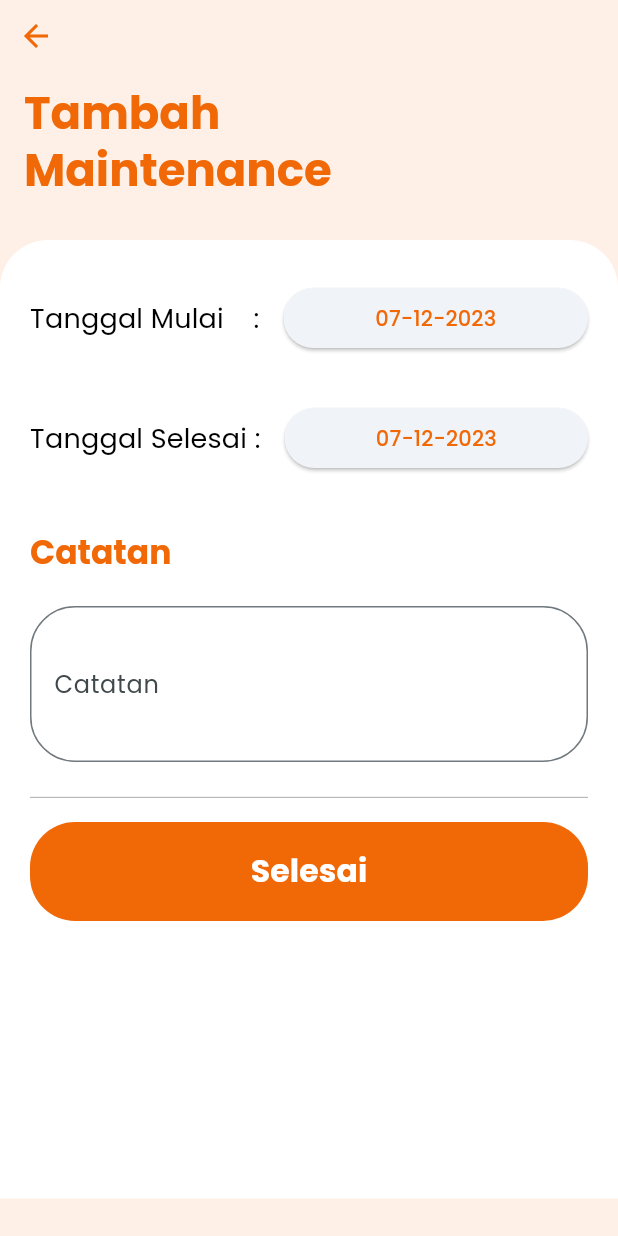
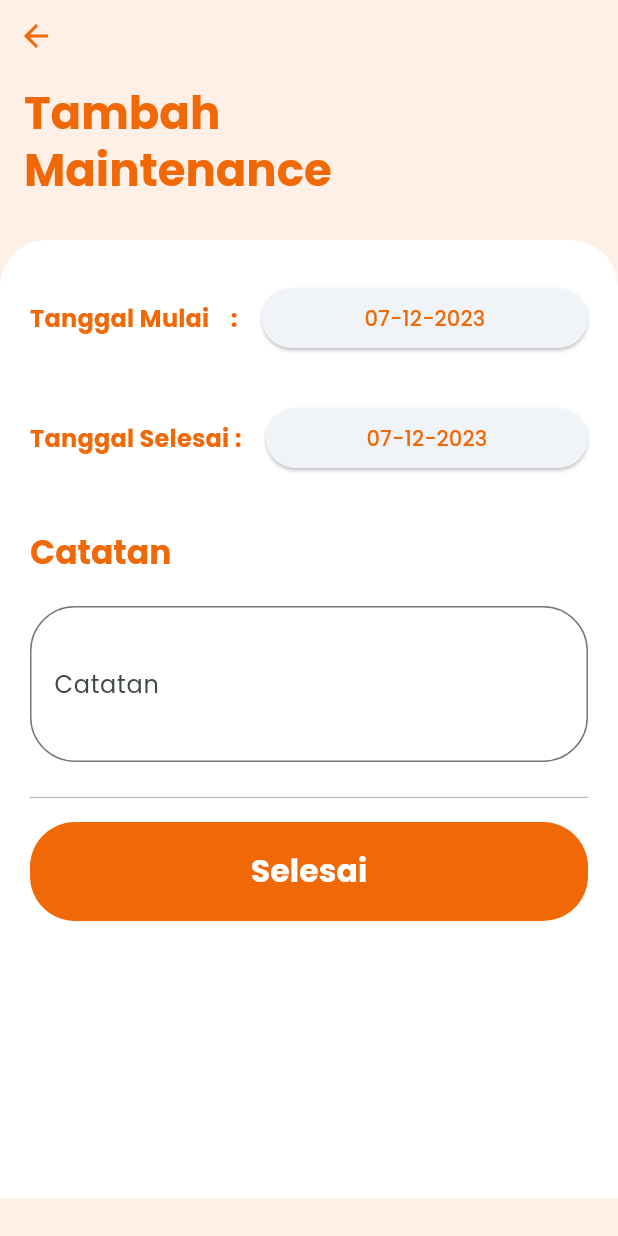
Before and after one commit to MirrorBottle/simpanin, a Flutter app: the StaffMaintenanceCreateScreen screen opened directly, on a phone screen of 412 x 824 dp. Run offline on Flutter 3.47's test engine with Material 3 defaults, Android fonts, the phone set to English and light mode, and no system bars; our stand-ins replace cloud_firestore, firebase_auth, firebase_core, flutter_easyloading, flutter_onboarding_slider, flutter_svg and 7 more; accounts and stored records are empty.

Commit message:
fix darkmode

```diff
--- a/lib/pages/staff/maintenance/maintenance_create.dart
+++ b/lib/pages/staff/maintenance/maintenance_create.dart
@@ -165,8 +165,8 @@ class _StaffMaintenanceCreateScreenState
                     leading: Text(
                       'Tanggal Mulai    :',
                       style: Theme.of(context).textTheme.titleMedium?.copyWith(
-                            color: Color.fromARGB(255, 0, 0, 0),
-                            fontSize: 18,
+                            fontWeight: FontWeight.bold,
+                            color: Theme.of(context).colorScheme.primary,
                           ),
                     ),
                     title: ElevatedButton(
@@ -183,8 +183,8 @@ class _StaffMaintenanceCreateScreenState
                     leading: Text(
                       'Tanggal Selesai :',
                       style: Theme.of(context).textTheme.titleMedium?.copyWith(
-                            color: Color.fromARGB(255, 0, 0, 0),
-                            fontSize: 18,
+                            fontWeight: FontWeight.bold,
+                            color: Theme.of(context).colorScheme.primary,
                           ),
                     ),
                     title: ElevatedButton(
```
Also changed, not shown: lib/pages/staff/mailbox/mailbox_create.dart (+3 -4 lines).
